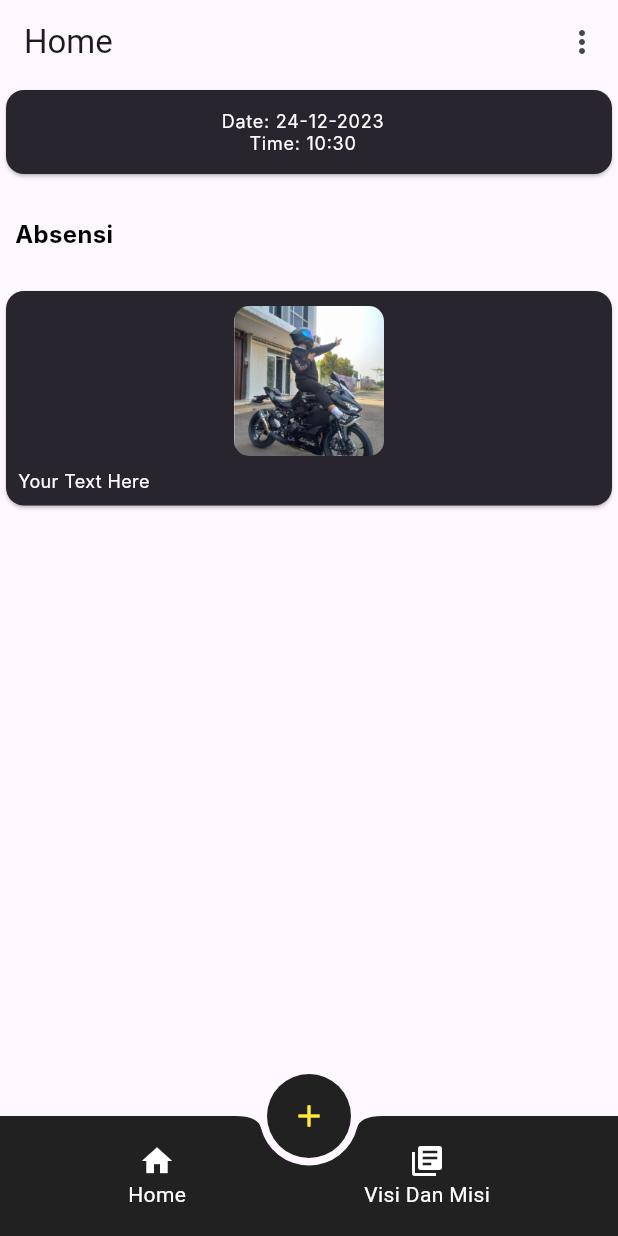
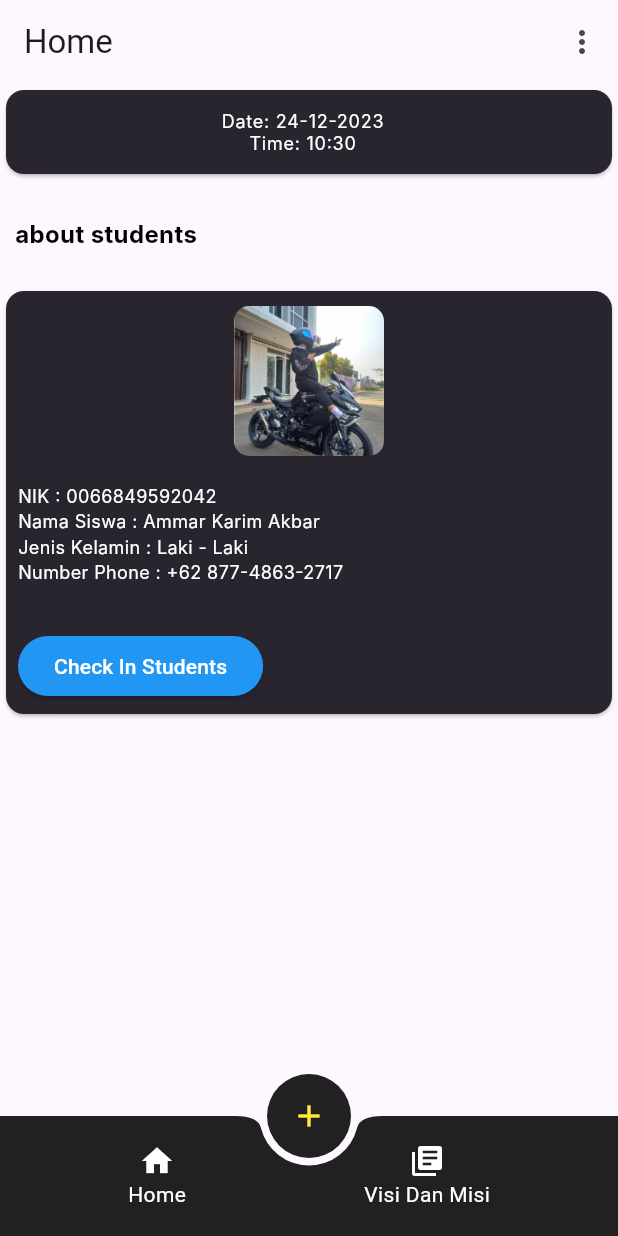
Before and after one commit to wibowo-fauzan/mobile-bk, a Flutter app: the FormScreen screen opened directly, after a tap on "Submit", on a phone screen of 412 x 824 dp. Run offline on Flutter 3.47's test engine with Material 3 defaults, Android fonts, the phone set to English and light mode, and no system bars; Roboto replaces fonts that are missing (Inter).

Commit message:
proggres 80%

```diff
--- a/lib/add/form.dart
+++ b/lib/add/form.dart
@@ -36,22 +36,6 @@ class _FormScreenState extends State<FormScreen> {
                 ),
               ),
               SizedBox(height: 10),
-              Row(
-                mainAxisAlignment: MainAxisAlignment.start,
-                children: [
-                  Radio(
-                    value: 2,
-                    groupValue: _selectedRadio,
-                    onChanged: (value) {
-                      setState(() {
-                        _selectedRadio = value as int?;
-                      });
-                    },
-                  ),
-                  Text('Izin'),
-                ],
-              ),
-              SizedBox(height: 10),
               Container(
                 alignment: Alignment.center,
                 child: ElevatedButton(
--- a/lib/screen/home.dart
+++ b/lib/screen/home.dart
@@ -10,6 +10,15 @@ class HomeScreen extends StatelessWidget {
     DateTime now = DateTime.now();
     String formattedDate = "${now.day}-${now.month}-${now.year}";
     String formattedTime = "${now.hour}:${now.minute}";
+    // absen masuk
+    String absenmasukstart = '06:45';
+    String absenmasukend = '07:40';
+    // absen masuk end
+
+    // absen pulang
+    String textpulangstart = '17:30';
+    String textpulangend = '17:59';
+    // absen pulang end
     return Scaffold(
       appBar: AppBar(
         title: Text("Home"),
@@ -73,7 +82,7 @@ class HomeScreen extends StatelessWidget {
               child: Padding(
                 padding: EdgeInsets.only(left: 10),
                 child: Text(
-                  'Absensi',
+                  'about students',
                   style: TextStyle(
                     color: Colors.black,
                     fontSize: 16,
@@ -114,14 +123,89 @@ class HomeScreen extends StatelessWidget {
                   padding: const EdgeInsets.all(8.0),
                   child: Align(
                     alignment: Alignment.centerLeft,
-                    child: Text(
-                      'Your Text Here',
+                    child: Column(
+                      crossAxisAlignment: CrossAxisAlignment.start,
+                      children: [
+                        SizedBox(
+                          height: 10,
+                        ),
+                        Text(
+                          'NIK : 0066849592042',
                           style: TextStyle(
                             color: Colors.white,
                             fontSize: 12,
                             fontFamily: 'Inter',
                             fontWeight: FontWeight.w400,
                           ),
+                        ),
+                        Text(
+                          'Nama Siswa : Ammar Karim Akbar',
+                          style: TextStyle(
+                            color: Colors.white,
+                            fontSize: 12,
+                            fontFamily: 'Inter',
+                            fontWeight: FontWeight.w400,
+                          ),
+                        ),
+                        Text(
+                          'Jenis Kelamin : Laki - Laki',
+                          style: TextStyle(
+                            color: Colors.white,
+                            fontSize: 12,
+                            fontFamily: 'Inter',
+                            fontWeight: FontWeight.w400,
+                          ),
+                        ),
+                        Text(
+                          'Number Phone : +62 877-4863-2717',
+                          style: TextStyle(
+                            color: Colors.white,
+                            fontSize: 12,
+                            fontFamily: 'Inter',
+                            fontWeight: FontWeight.w400,
+                          ),
+                        ),
+                        SizedBox(
+                          height: 10,
+                        ),
+                        if (formattedTime.compareTo(absenmasukstart) >= 0 &&
+                            formattedTime.compareTo(absenmasukend) <= 0)
+                          Text(
+                            'Absen Masuk: ',
+                            style: TextStyle(
+                              color: Colors.white,
+                              fontSize: 12,
+                              fontFamily: 'Inter',
+                              fontWeight: FontWeight.w400,
+                            ),
+                          ),
+                        if (formattedTime.compareTo(textpulangstart) >= 0 &&
+                            formattedTime.compareTo(textpulangend) <= 0)
+                          Text(
+                            'Absen Pulang: ',
+                            style: TextStyle(
+                              color: Colors.white,
+                              fontSize: 12,
+                              fontFamily: 'Inter',
+                              fontWeight: FontWeight.w400,
+                            ),
+                          ),
+                        SizedBox(
+                          height: 20,
+                        ),
+                        ElevatedButton(
+                          onPressed: () {
+                            // Fungsi yang akan dijalankan saat tombol ditekan
+                            // Gantilah dengan logika yang sesuai untuk aplikasi Anda
+                          },
+                          style: ElevatedButton.styleFrom(
+                            primary: Colors.blue, // Warna latar belakang tombol
+                            onPrimary: Colors.white, // Warna teks tombol
+                          ),
+                          child: Text('Check In Students',
+                              style: TextStyle(color: Colors.white)),
+                        ),
+                      ],
                     ),
                   ),
                 ),
```
Lines whose indentation alone changed are shown as unchanged.
